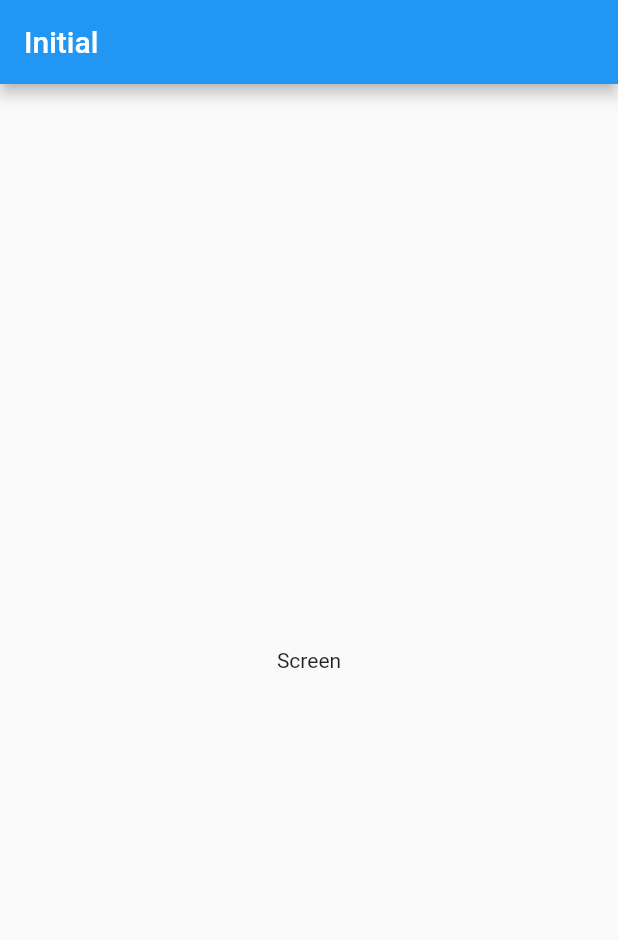
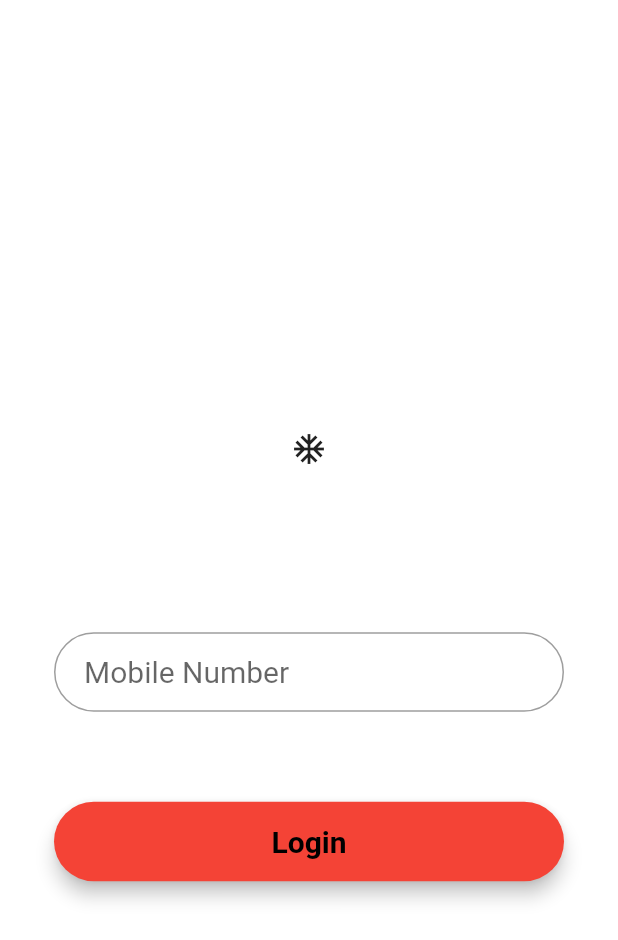
Before and after one commit to The-Code-market/Fan-Corner, a Flutter app: the screen it shows after launch, on a phone screen of 412 x 824 dp. Shown: the top 940 px of the screen. Run offline on Flutter 3.47's test engine with Material 2 defaults, Android fonts, the phone set to English and light mode, and no system bars; our stand-ins replace animated_splash_screen, page_transition; Roboto replaces fonts that are missing (Montserrat).

Commit message:
splashScreen.dart added with loginScreen.dart

```diff
--- a/lib/main.dart
+++ b/lib/main.dart
@@ -1,46 +1,37 @@
+import 'package:fan_corner/screen/splashScreen.dart';
 import 'package:flutter/material.dart';
 
+import './screen/loginScreen.dart';
 void main() {
   runApp(MyApp());
 }
 
 class MyApp extends StatelessWidget {
-  // This widget is the root of your application.
   @override
   Widget build(BuildContext context) {
     return MaterialApp(
       title: 'Fan Corner',
       theme: ThemeData(
-        primarySwatch: Colors.blue,
+        primaryColor: Colors.white,
+        accentColor: Colors.red,
+        canvasColor: Colors.greenAccent,
+        textTheme: ThemeData.light().textTheme.copyWith(
+            bodyText1: TextStyle(
+              color: Colors.black,
+            ),
+            bodyText2: TextStyle(
+              color: Colors.black,
+            ),
+            headline1: TextStyle(
+              fontSize: 20,
+              fontWeight: FontWeight.bold,
+            )),
         visualDensity: VisualDensity.adaptivePlatformDensity,
       ),
-      home: MyHomePage(),
+      routes: {
+        '/': (ctx) => SplashScreen(),
+        LoginScreen.routeName: (ctx) => LoginScreen(),
+      },
     );
   }
 }
-
-class MyHomePage extends StatefulWidget {
-  @override
-  _MyHomePageState createState() => _MyHomePageState();
-}
-
-class _MyHomePageState extends State<MyHomePage> {
-  @override
-  Widget build(BuildContext context) {
-    return Scaffold(
-      appBar: AppBar(
-        title: Text('Initial'),
-      ),
-      body: Center(
-        child: Column(
-          mainAxisAlignment: MainAxisAlignment.center,
-          children: <Widget>[
-            Text(
-              'Screen',
-            ),
-          ],
-        ),
-      ),
-    );
-  }
-}
--- /dev/null
+++ b/lib/screen/loginScreen.dart
@@ -0,0 +1,65 @@
+import 'package:flutter/material.dart';
+
+class LoginScreen extends StatelessWidget {
+  static const routeName = '/loginScreen';
+  final TextStyle style = TextStyle(fontFamily: 'Montserrat', fontSize: 20.0);
+
+  @override
+  Widget build(BuildContext context) {
+    final mobileNumberTextField = TextField(
+      obscureText: false,
+      style: style,
+      decoration: InputDecoration(
+          contentPadding: EdgeInsets.fromLTRB(20.0, 15.0, 20.0, 15.0),
+          hintText: "Mobile Number",
+          border:
+              OutlineInputBorder(borderRadius: BorderRadius.circular(32.0))),
+    );
+    final sendOtpButton = Material(
+      elevation: 5.0,
+      borderRadius: BorderRadius.circular(30.0),
+      color: Theme.of(context).accentColor,
+      child: MaterialButton(
+        minWidth: MediaQuery.of(context).size.width,
+        padding: EdgeInsets.fromLTRB(20.0, 15.0, 20.0, 15.0),
+        onPressed: () {},
+        child: Text("Login",
+            textAlign: TextAlign.center,
+            style: style.copyWith(
+                color: Colors.black,
+                fontWeight: FontWeight.bold)),
+      ),
+    );
+
+    return Scaffold(
+      body: Center(
+        child: Container(
+          color: Colors.white,
+          child: Padding(
+            padding: const EdgeInsets.all(36.0),
+            child: Column(
+              crossAxisAlignment: CrossAxisAlignment.center,
+              mainAxisAlignment: MainAxisAlignment.center,
+              children: <Widget>[
+                SizedBox(
+                  height: 155.0,
+                  child: Icon(Icons.ac_unit_sharp)
+                ),
+                SizedBox(height: 45.0),
+                mobileNumberTextField,
+                SizedBox(height: 25.0),
+                SizedBox(
+                  height: 35.0,
+                ),
+                sendOtpButton,
+                SizedBox(
+                  height: 15.0,
+                ),
+              ],
+            ),
+          ),
+        ),
+      ),
+    );
+  }
+}
--- /dev/null
+++ b/lib/screen/splashScreen.dart
@@ -0,0 +1,17 @@
+import 'package:fan_corner/screen/loginScreen.dart';
+import 'package:flutter/material.dart';
+import 'package:animated_splash_screen/animated_splash_screen.dart';
+import 'package:page_transition/page_transition.dart';
+
+class SplashScreen extends StatelessWidget {
+  @override
+  Widget build(BuildContext context) {
+    return AnimatedSplashScreen(
+        duration: 800,
+        splash: Icons.broken_image_rounded,
+        nextScreen: LoginScreen(),
+        splashTransition: SplashTransition.fadeTransition,
+        pageTransitionType: PageTransitionType.topToBottom,
+        backgroundColor: Theme.of(context).primaryColor);
+  }
+}
--- a/pubspec.yaml
+++ b/pubspec.yaml
@@ -24,7 +24,7 @@ dependencies:
   flutter:
     sdk: flutter
 
-
+  animated_splash_screen: ^1.0.1+2
   # The following adds the Cupertino Icons font to your application.
   # Use with the CupertinoIcons class for iOS style icons.
   cupertino_icons: ^1.0.0
```
Also changed, not shown: pubspec.lock.
